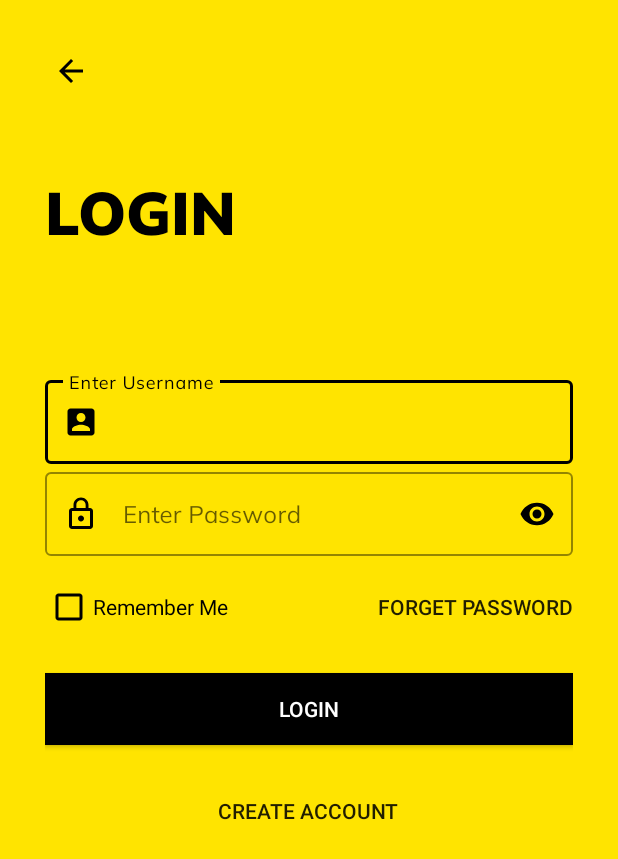
After one commit to Dulanjali-Senarathna/CityGuide, an Android app: the Login screen opened directly, with no data from a screen before it, on a phone screen of 412 x 824 dp. The commit adds this screen. Shown: the top 859 px of the screen. Run offline under Robolectric (Android 15) with nearby library versions, the phone set to English and light mode, and no system bars.

Commit message:
Material Design Login Screen Done

```diff
--- a/app/src/main/AndroidManifest.xml
+++ b/app/src/main/AndroidManifest.xml
@@ -9,7 +9,8 @@
         android:roundIcon="@mipmap/ic_launcher_round"
         android:supportsRtl="true"
         android:theme="@style/AppTheme">
-        <activity android:name=".Common.LoginSignup.RetailerStartupScreen"></activity>
+        <activity android:name=".Common.LoginSignup.Login"></activity>
+        <activity android:name=".Common.LoginSignup.RetailerStartupScreen" />
         <activity android:name=".User.AllCategories" />
         <activity android:name=".Common.OnBoarding" />
         <activity android:name=".User.UserDashboard" />
--- /dev/null
+++ b/app/src/main/java/com/example/cityguide/Common/LoginSignup/Login.java
@@ -0,0 +1,18 @@
+package com.example.cityguide.Common.LoginSignup;
+
+import androidx.appcompat.app.AppCompatActivity;
+
+import android.os.Bundle;
+import android.view.WindowManager;
+
+import com.example.cityguide.R;
+
+public class Login extends AppCompatActivity {
+
+    @Override
+    protected void onCreate(Bundle savedInstanceState) {
+        super.onCreate(savedInstanceState);
+        getWindow().setFlags(WindowManager.LayoutParams.FLAG_FULLSCREEN,WindowManager.LayoutParams.FLAG_FULLSCREEN);
+        setContentView(R.layout.activity_retailer_login);
+    }
+}
--- a/app/src/main/java/com/example/cityguide/Common/LoginSignup/RetailerStartupScreen.java
+++ b/app/src/main/java/com/example/cityguide/Common/LoginSignup/RetailerStartupScreen.java
@@ -2,7 +2,11 @@ package com.example.cityguide.Common.LoginSignup;
 
 import androidx.appcompat.app.AppCompatActivity;
 
+import android.app.ActivityOptions;
+import android.content.Intent;
 import android.os.Bundle;
+import android.util.Pair;
+import android.view.View;
 import android.view.WindowManager;
 
 import com.example.cityguide.R;
@@ -13,7 +17,22 @@ public class RetailerStartupScreen extends AppCompatActivity {
     protected void onCreate(Bundle savedInstanceState) {
         super.onCreate(savedInstanceState);
         getWindow().setFlags(WindowManager.LayoutParams.FLAG_FULLSCREEN,WindowManager.LayoutParams.FLAG_FULLSCREEN);
-
         setContentView(R.layout.activity_retailer_startup_screen);
     }
+
+    public void callLoginScreen(View view){
+        Intent intent = new Intent(getApplicationContext(),Login.class);
+
+        Pair[] pairs = new Pair[1];
+
+        pairs[0] = new Pair<View,String>(findViewById(R.id.login_btn),"transition_login");
+
+        if (android.os.Build.VERSION.SDK_INT >= android.os.Build.VERSION_CODES.LOLLIPOP) {
+            ActivityOptions options = ActivityOptions.makeSceneTransitionAnimation(RetailerStartupScreen.this,pairs);
+            startActivity(intent,options.toBundle());
+        }
+        else {
+            startActivity(intent);
+        }
+    }
 }
--- /dev/null
+++ b/app/src/main/res/drawable/ic_lock_outline_black_24dp.xml
@@ -0,0 +1,9 @@
+<vector xmlns:android="http://schemas.android.com/apk/res/android"
+        android:width="24dp"
+        android:height="24dp"
+        android:viewportWidth="24.0"
+        android:viewportHeight="24.0">
+    <path
+        android:fillColor="#FF000000"
+        android:pathData="M12,17c1.1,0 2,-0.9 2,-2s-0.9,-2 -2,-2 -2,0.9 -2,2 0.9,2 2,2zM18,8h-1L17,6c0,-2.76 -2.24,-5 -5,-5S7,3.24 7,6v2L6,8c-1.1,0 -2,0.9 -2,2v10c0,1.1 0.9,2 2,2h12c1.1,0 2,-0.9 2,-2L20,10c0,-1.1 -0.9,-2 -2,-2zM8.9,6c0,-1.71 1.39,-3.1 3.1,-3.1s3.1,1.39 3.1,3.1v2L8.9,8L8.9,6zM18,20L6,20L6,10h12v10z"/>
+</vector>
--- /dev/null
+++ b/app/src/main/res/layout/activity_retailer_login.xml
@@ -0,0 +1,130 @@
+<?xml version="1.0" encoding="utf-8"?>
+<ScrollView xmlns:android="http://schemas.android.com/apk/res/android"
+    xmlns:app="http://schemas.android.com/apk/res-auto"
+    xmlns:tools="http://schemas.android.com/tools"
+    android:layout_width="match_parent"
+    android:layout_height="match_parent"
+    tools:context=".Common.LoginSignup.Login"
+    android:background="@color/colorPrimary"
+    android:padding="30dp"
+    android:transitionName="transition_login">
+
+    <LinearLayout
+        android:orientation="vertical"
+        android:layout_width="match_parent"
+        android:layout_height="wrap_content">
+
+        <ImageView
+            android:id="@+id/login_back_button"
+            android:layout_width="wrap_content"
+            android:layout_height="wrap_content"
+            android:src="@drawable/ic_arrow_back_black_24dp"
+            android:padding="5dp"/>
+
+        <TextView
+            android:layout_width="wrap_content"
+            android:layout_height="wrap_content"
+            android:text="@string/login"
+            android:textColor="@color/black"
+            android:textSize="40sp"
+            android:fontFamily="@font/muli_black"
+            android:textAllCaps="true"
+            android:layout_marginTop="50dp"/>
+
+        <LinearLayout
+            android:layout_width="match_parent"
+            android:layout_height="wrap_content"
+            android:orientation="vertical"
+            android:layout_marginTop="80dp">
+
+            <com.google.android.material.textfield.TextInputLayout
+                android:layout_width="match_parent"
+                android:layout_height="wrap_content"
+                style="@style/Widget.MaterialComponents.TextInputLayout.OutlinedBox"
+                android:hint="@string/enter_username"
+                app:hintTextColor="@color/black"
+                app:boxStrokeColor="@color/black"
+                app:boxStrokeWidthFocused="2dp"
+                app:startIconDrawable="@drawable/profile"
+                app:startIconTint="@color/black"
+                app:endIconMode="clear_text"
+                app:endIconTint="@color/black">
+
+                <com.google.android.material.textfield.TextInputEditText
+                    android:layout_width="match_parent"
+                    android:layout_height="match_parent"
+                    android:fontFamily="@font/muli"
+                    android:textColor="@color/black"
+                    android:inputType="text"/>
+
+            </com.google.android.material.textfield.TextInputLayout>
+
+            <com.google.android.material.textfield.TextInputLayout
+                android:layout_width="match_parent"
+                android:layout_height="wrap_content"
+                style="@style/Widget.MaterialComponents.TextInputLayout.OutlinedBox"
+                android:hint="@string/enter_password"
+                app:hintTextColor="@color/black"
+                app:boxStrokeColor="@color/black"
+                app:boxStrokeWidthFocused="2dp"
+                app:startIconDrawable="@drawable/ic_lock_outline_black_24dp"
+                app:startIconTint="@color/black"
+                app:endIconMode="password_toggle"
+                app:endIconTint="@color/black">
+
+                <com.google.android.material.textfield.TextInputEditText
+                    android:layout_width="match_parent"
+                    android:layout_height="match_parent"
+                    android:fontFamily="@font/muli"
+                    android:textColor="@color/black"
+                    android:inputType="textPassword"/>
+
+            </com.google.android.material.textfield.TextInputLayout>
+
+            <RelativeLayout
+                android:layout_width="match_parent"
+                android:layout_height="wrap_content"
+                android:layout_marginTop="10dp">
+
+                <CheckBox
+                    android:layout_width="wrap_content"
+                    android:layout_height="wrap_content"
+                    style="@style/Widget.AppCompat.CompoundButton.CheckBox"
+                    android:text="@string/remember_me"
+                    android:buttonTint="@color/black"
+                    android:layout_centerVertical="true"
+                    android:textColor="@color/black"/>
+
+                <Button
+                    android:layout_width="wrap_content"
+                    android:layout_height="wrap_content"
+                    android:text="@string/forget_password"
+                    android:background="#00000000"
+                    android:layout_alignParentEnd="true"
+                    android:layout_alignParentRight="true" />
+
+            </RelativeLayout>
+
+            <Button
+                android:layout_width="match_parent"
+                android:layout_height="wrap_content"
+                android:text="@string/login"
+                android:background="@color/black"
+                android:textColor="@color/white"
+                android:layout_marginTop="20dp"
+                />
+
+            <Button
+                android:layout_width="wrap_content"
+                android:layout_height="wrap_content"
+                android:text="@string/create_account"
+                android:background="#00000000"
+                android:layout_marginTop="20dp"
+                android:layout_gravity="center"/>
+
+
+        </LinearLayout>
+
+    </LinearLayout>
+
+</ScrollView>
--- a/app/src/main/res/layout/activity_retailer_startup_screen.xml
+++ b/app/src/main/res/layout/activity_retailer_startup_screen.xml
@@ -45,15 +45,20 @@
             android:layout_marginTop="40dp">
 
             <Button
+
+                android:id="@+id/login_btn"
                 android:layout_width="0dp"
                 android:layout_height="wrap_content"
                 android:layout_weight="1"
                 android:text="@string/login"
                 android:textColor="@color/black"
                 android:background="@color/colorPrimary"
-                android:layout_marginRight="10dp"/>
+                android:layout_marginRight="10dp"
+                android:onClick="callLoginScreen"
+                android:transitionName="transition_login"/>
 
             <Button
+                android:id="@+id/signup_btn"
                 android:textColor="@color/black"
                 android:layout_width="0dp"
                 android:layout_height="wrap_content"
--- a/app/src/main/res/values/strings.xml
+++ b/app/src/main/res/values/strings.xml
@@ -58,11 +58,12 @@
     <string name="sign_up">Sign Up</string>
     <string name="retailer_heading">Grow\nYour Business</string>
     <string name="retailer_tag_line">We will help you to grow your business using online services!</string>
-    <string name="create_account">Create\nAccount</string>
+    <string name="create_account">Create Account</string>
     <string name="how_we_work">How we work?</string>
     <string name="remember_me">Remember Me</string>
     <string name="forget_password">Forget Password</string>
-
+    <string name="enter_username">Enter Username</string>
+    <string name="enter_password">Enter Password</string>
 
 
 </resources>
--- a/app/src/main/res/values/styles.xml
+++ b/app/src/main/res/values/styles.xml
@@ -1,7 +1,7 @@
 <resources>
 
     <!-- Base application theme. -->
-    <style name="AppTheme" parent="Theme.AppCompat.Light.NoActionBar">
+    <style name="AppTheme" parent="Theme.MaterialComponents.Light.NoActionBar.Bridge">
         <!-- Customize your theme here. -->
         <item name="colorPrimary">@color/colorPrimary</item>
         <item name="colorPrimaryDark">@color/colorPrimaryDark</item>
```
